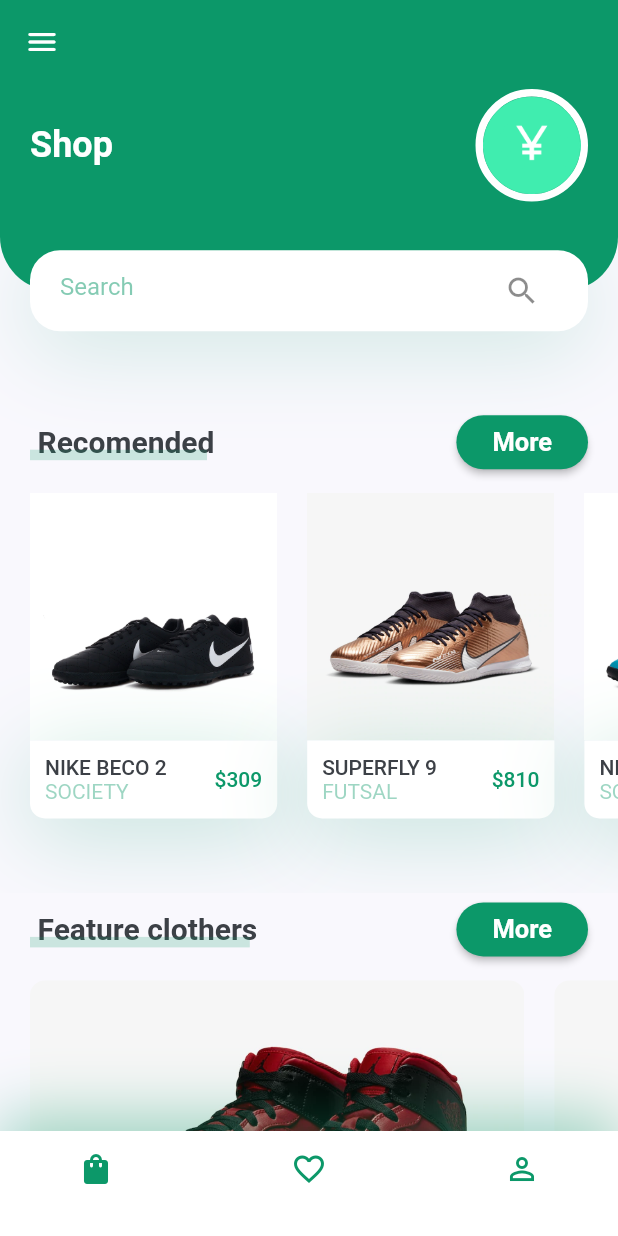
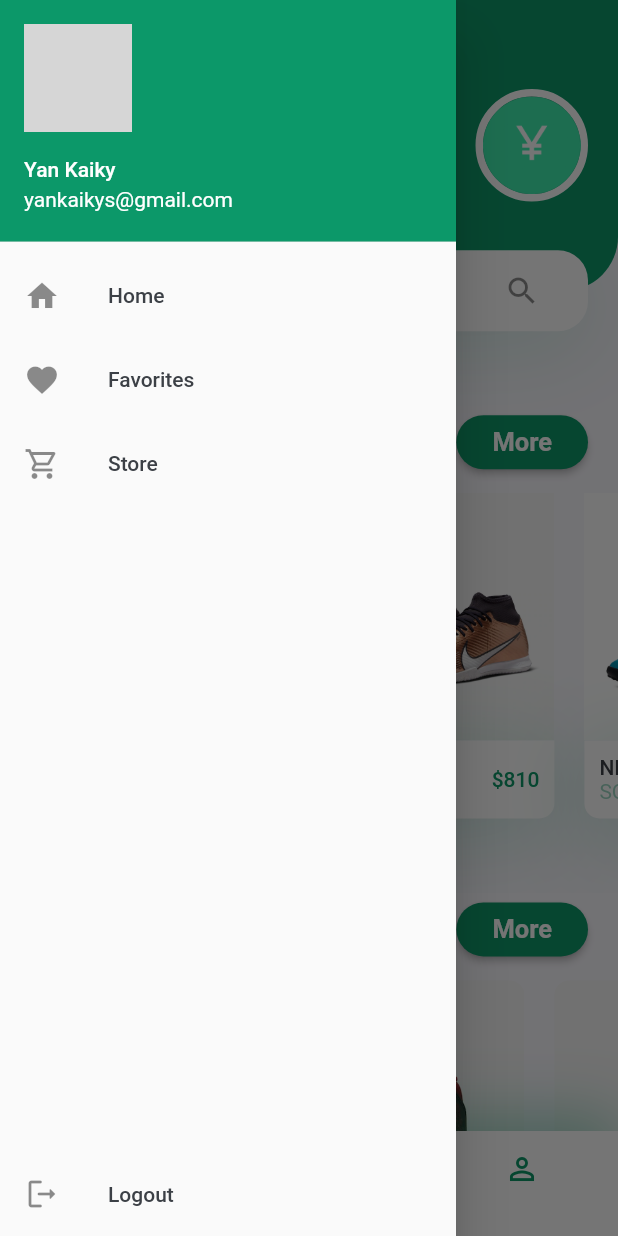
Before and after one commit to YanKaiky/shop, a Flutter app: the screen it shows after launch, with the side drawer open (before the commit the screen has no drawer), on a phone screen of 412 x 824 dp. Run offline on Flutter 3.47's test engine with Material 2 defaults, Android fonts, the phone set to English and light mode, and no system bars; network calls fail; grey boxes are pictures that could not be loaded.

Commit message:
feat(HomeScreen): add menu drawer

```diff
--- /dev/null
+++ b/lib/src/screens/home/components/drawer/menu.drawer.dart
@@ -0,0 +1,55 @@
+import 'package:flutter/material.dart';
+import 'package:shop/src/utils/constants.dart';
+
+class MenuDrawer extends StatelessWidget {
+  const MenuDrawer({
+    Key? key,
+  }) : super(key: key);
+
+  @override
+  Widget build(BuildContext context) {
+    return Drawer(
+      child: Column(
+        children: [
+          UserAccountsDrawerHeader(
+            decoration: BoxDecoration(color: yPrimaryColor),
+            currentAccountPicture:
+                Image.network('https://www.github.com/YanKaiky.png'),
+            accountName: const Text('Yan Kaiky'),
+            accountEmail: const Text('yankaikys@gmail.com'),
+          ),
+          ListTile(
+            leading: const Icon(Icons.home),
+            title: const Text('Home'),
+            onTap: () {
+              print('home');
+            },
+          ),
+          ListTile(
+            leading: const Icon(Icons.favorite_outlined),
+            title: const Text('Favorites'),
+            onTap: () {
+              print('My Favorites');
+            },
+          ),
+          ListTile(
+            leading: const Icon(Icons.local_grocery_store_outlined),
+            title: const Text('Store'),
+            onTap: () {
+              print('My Purchase');
+            },
+          ),
+          Spacer(),
+          ListTile(
+            leading: const Icon(Icons.logout_rounded),
+            title: const Text('Logout'),
+            onTap: () {
+              print('logout');
+              // Navigator.of(context).pushReplacementNamed('/login');
+            },
+          ),
+        ],
+      ),
+    );
+  }
+}
--- a/lib/src/screens/home/home.screen.dart
+++ b/lib/src/screens/home/home.screen.dart
@@ -1,6 +1,7 @@
 import 'package:flutter/material.dart';
 import 'package:shop/components/app.bottom.navigation.bar.dart';
 import 'package:shop/src/screens/home/components/body.dart';
+import 'package:shop/src/screens/home/components/drawer/menu.drawer.dart';
 
 class HomeScreen extends StatelessWidget {
   const HomeScreen({super.key});
@@ -9,6 +10,7 @@
   Widget build(BuildContext context) {
     return Scaffold(
       appBar: buildAppBar(),
+      drawer: MenuDrawer(),
       body: Body(),
       bottomNavigationBar: AppBottomNavigationBar(),
     );
@@ -18,9 +20,5 @@
 AppBar buildAppBar() {
   return AppBar(
     elevation: 0,
-    leading: IconButton(
-      icon: Icon(Icons.menu_rounded),
-      onPressed: () => print('pressed'),
-    ),
   );
 }
```
